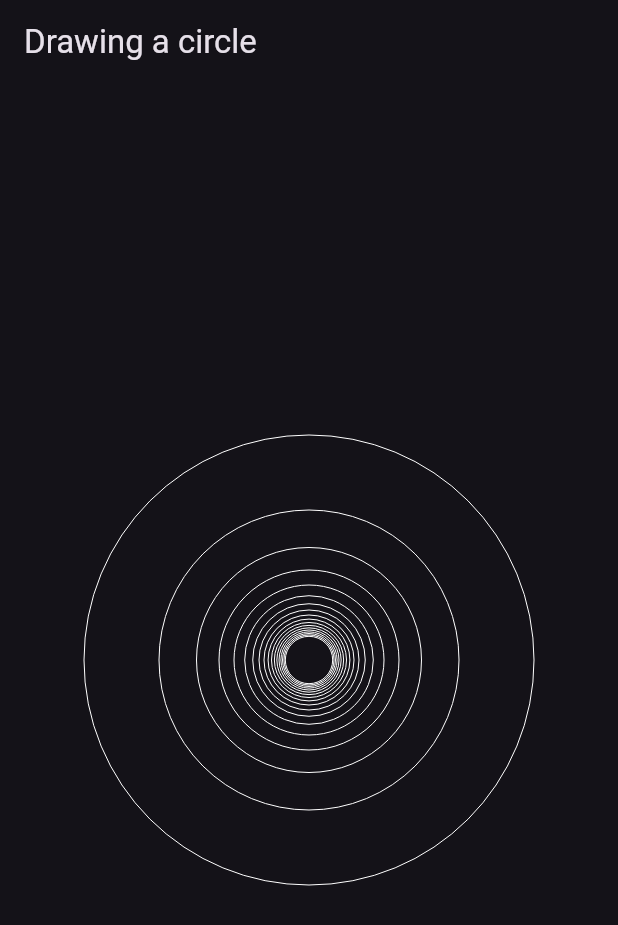
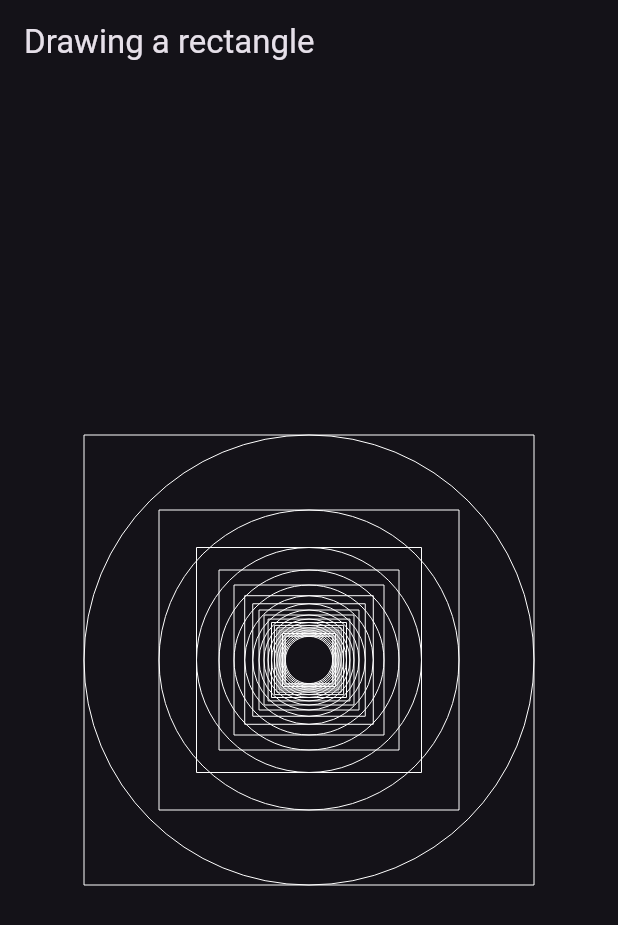
Before and after one commit to Marach8/Flutter_Custom_Painting_Practice, a Flutter app: the screen it shows after launch, on a phone screen of 412 x 824 dp. Shown: the top 925 px of the screen. Run offline on Flutter 3.47's test engine with Material 3 defaults, Android fonts, the phone set to English and light mode, and no system bars.

Commit message:
Learned to draw a rectangle. Combined a drawRect and drawCircle

```diff
--- a/custom_painting_course/lib/main.dart
+++ b/custom_painting_course/lib/main.dart
@@ -1,5 +1,6 @@
 import 'package:custom_painting_course/src/draw_circle.dart';
 import 'package:custom_painting_course/src/draw_line.dart';
+import 'package:custom_painting_course/src/draw_rectangle.dart';
 import 'package:flutter/material.dart';
 
 void main() {
@@ -17,7 +18,7 @@
         brightness: Brightness.dark,
         useMaterial3: true,
       ),
-      home: const DrawCircleExample(),
+      home: const DrawRectangleExample(),
     );
   }
 }
--- /dev/null
+++ b/custom_painting_course/lib/src/draw_rectangle.dart
@@ -0,0 +1,54 @@
+import 'package:flutter/material.dart';
+
+class DrawRectangleExample extends StatelessWidget {
+  const DrawRectangleExample({super.key});
+
+  @override
+  Widget build(BuildContext context) {
+    return Scaffold(
+      appBar: AppBar(
+        title: const Text('Drawing a rectangle')
+      ),
+      body: Center(
+        child: CustomPaint(
+          size: const Size(300, 400),
+          painter: Painter()
+        ),
+      )
+    );
+  }
+}
+
+
+class Painter extends CustomPainter{
+  @override
+  void paint(Canvas canvas, Size size) {
+    final paint1 = Paint();
+    paint1.color = Colors.white;
+    paint1.style = PaintingStyle.stroke;
+
+    final paint2 = Paint();
+    paint2.color = Colors.green;
+    paint2.style = PaintingStyle.fill;
+
+    final center = Offset(size.width/2, size.height/2);
+    for(int i = 2; i < 20; i++){
+      canvas.drawCircle(
+        center,
+        size.width/i,
+        paint1
+      );
+
+      canvas.drawRect(
+        Rect.fromCircle(
+          center: center,
+          radius: size.width/i
+        ),
+        paint1
+      );
+    }
+  }
+
+  @override
+  bool shouldRepaint(covariant CustomPainter oldDelegate) => false;
+}
```
